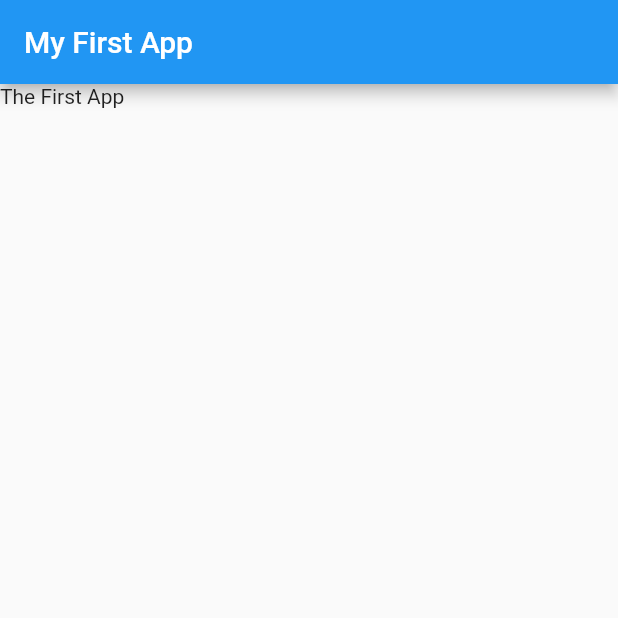
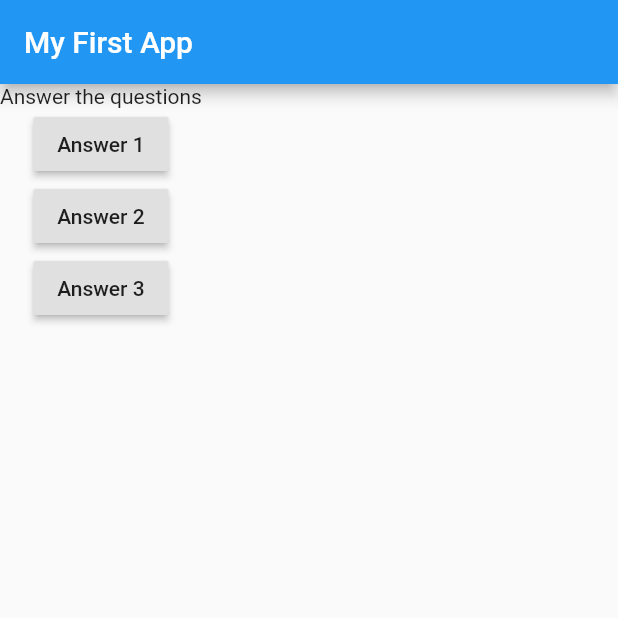
Before and after one commit to anuragraina/Quiz-App, a Flutter app: the screen it shows after launch, on a phone screen of 412 x 824 dp, the top half of it. Run offline on Flutter 3.47's test engine with Material 2 defaults, Android fonts, the phone set to English and light mode, and no system bars.

Commit message:
Add questionarrie

```diff
--- a/lib/main.dart
+++ b/lib/main.dart
@@ -5,13 +5,33 @@ void main() {
 }
 
 class MyApp extends StatelessWidget {
+  void answerQuestion() {
+    print("Clicked button");
+  }
+
   Widget build(BuildContext context) {
     return MaterialApp(
       home: Scaffold(
         appBar: AppBar(
           title: Text("My First App"),
         ),
-        body: Text("The First App"),
+        body: Column(
+          children: [
+            Text("Answer the questions"),
+            RaisedButton(
+              child: Text("Answer 1"),
+              onPressed: answerQuestion,
+            ),
+            RaisedButton(
+              child: Text("Answer 2"),
+              onPressed: answerQuestion,
+            ),
+            RaisedButton(
+              child: Text("Answer 3"),
+              onPressed: answerQuestion,
+            ),
+          ],
+        ),
       ),
     );
   }
```
